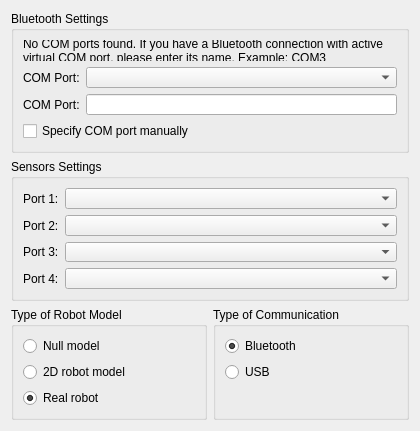
First picture: the form in plugins/robots/robotsInterpreter/robotSettingsPage.ui, repository qreal/qreal, before the edit.
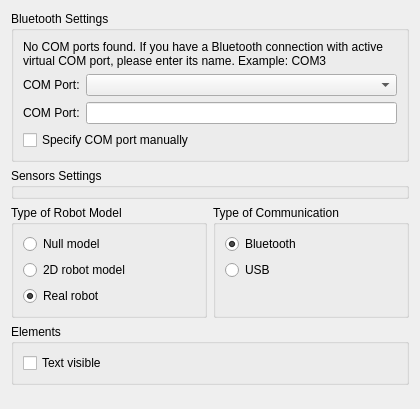
Second picture: the form after the edit.

Patch:
```diff
--- a/plugins/robots/robotsInterpreter/robotSettingsPage.ui
+++ b/plugins/robots/robotsInterpreter/robotSettingsPage.ui
@@ -7,7 +7,7 @@
     <x>0</x>
     <y>0</y>
     <width>420</width>
-    <height>400</height>
+    <height>409</height>
    </rect>
   </property>
   <layout class="QGridLayout" name="gridLayout">
@@ -57,58 +57,6 @@
      </layout>
     </widget>
    </item>
-   <item row="1" column="0" colspan="2">
-    <widget class="QGroupBox" name="sensorsSettingsGroupBox">
-     <property name="title">
-      <string>Sensors Settings</string>
-     </property>
-     <layout class="QFormLayout" name="formLayout_5">
-      <property name="fieldGrowthPolicy">
-       <enum>QFormLayout::AllNonFixedFieldsGrow</enum>
-      </property>
-      <item row="0" column="0">
-       <widget class="QLabel" name="port1Label">
-        <property name="text">
-         <string>Port 1:</string>
-        </property>
-       </widget>
-      </item>
-      <item row="0" column="1">
-       <widget class="QComboBox" name="port1ComboBox"/>
-      </item>
-      <item row="1" column="0">
-       <widget class="QLabel" name="port2Label">
-        <property name="text">
-         <string>Port 2:</string>
-        </property>
-       </widget>
-      </item>
-      <item row="1" column="1">
-       <widget class="QComboBox" name="port2ComboBox"/>
-      </item>
-      <item row="2" column="0">
-       <widget class="QLabel" name="port3Label">
-        <property name="text">
-         <string>Port 3:</string>
-        </property>
-       </widget>
-      </item>
-      <item row="2" column="1">
-       <widget class="QComboBox" name="port3ComboBox"/>
-      </item>
-      <item row="3" column="0">
-       <widget class="QLabel" name="port4Label">
-        <property name="text">
-         <string>Port 4:</string>
-        </property>
-       </widget>
-      </item>
-      <item row="3" column="1">
-       <widget class="QComboBox" name="port4ComboBox"/>
-      </item>
-     </layout>
-    </widget>
-   </item>
    <item row="2" column="0">
     <widget class="QGroupBox" name="robotModelGroupBox">
      <property name="title">
@@ -174,7 +122,7 @@
      </layout>
     </widget>
    </item>
-   <item row="3" column="0" colspan="2">
+   <item row="4" column="0" colspan="2">
     <spacer name="verticalSpacer">
      <property name="orientation">
       <enum>Qt::Vertical</enum>
@@ -187,6 +135,29 @@
      </property>
     </spacer>
    </item>
+   <item row="1" column="0" colspan="2">
+    <widget class="QGroupBox" name="sensorsSettingsGroupBox">
+     <property name="title">
+      <string>Sensors Settings</string>
+     </property>
+    </widget>
+   </item>
+   <item row="3" column="0" colspan="2">
+    <widget class="QGroupBox" name="elementsGroupBox">
+     <property name="title">
+      <string>Elements</string>
+     </property>
+     <layout class="QVBoxLayout" name="verticalLayout">
+      <item>
+       <widget class="QCheckBox" name="textVisibleCheckBox">
+        <property name="text">
+         <string>Text visible</string>
+        </property>
+       </widget>
+      </item>
+     </layout>
+    </widget>
+   </item>
   </layout>
  </widget>
  <resources/>
```
Left out of the diff: 2 changed lines with no effect on the pictures.
